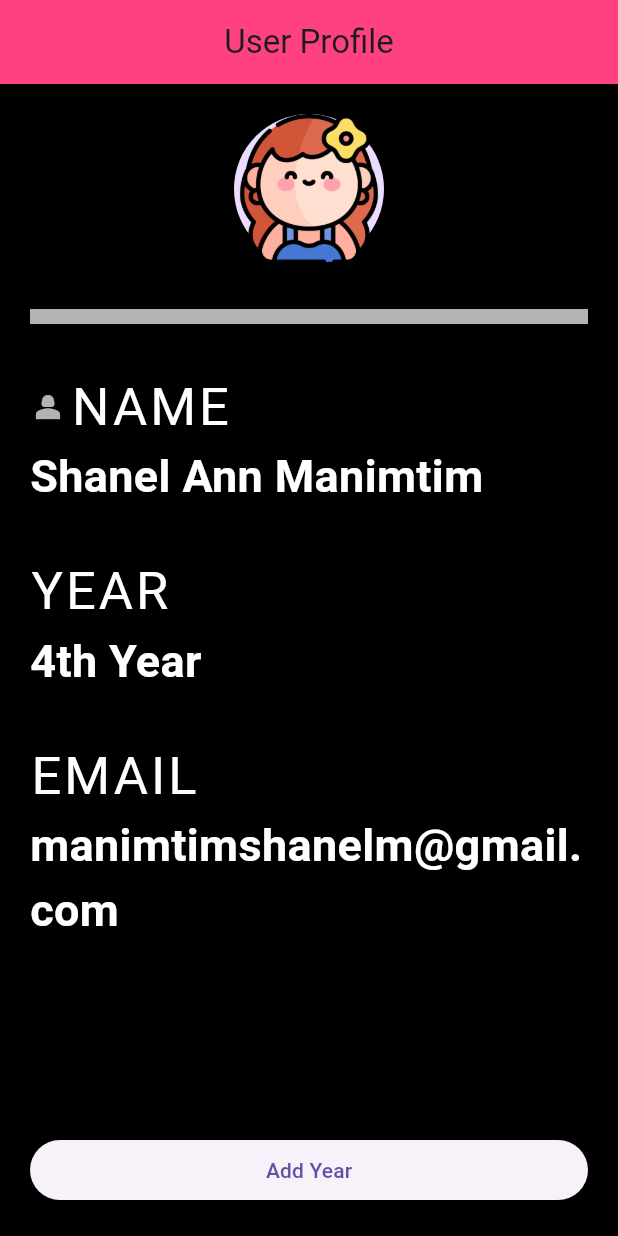
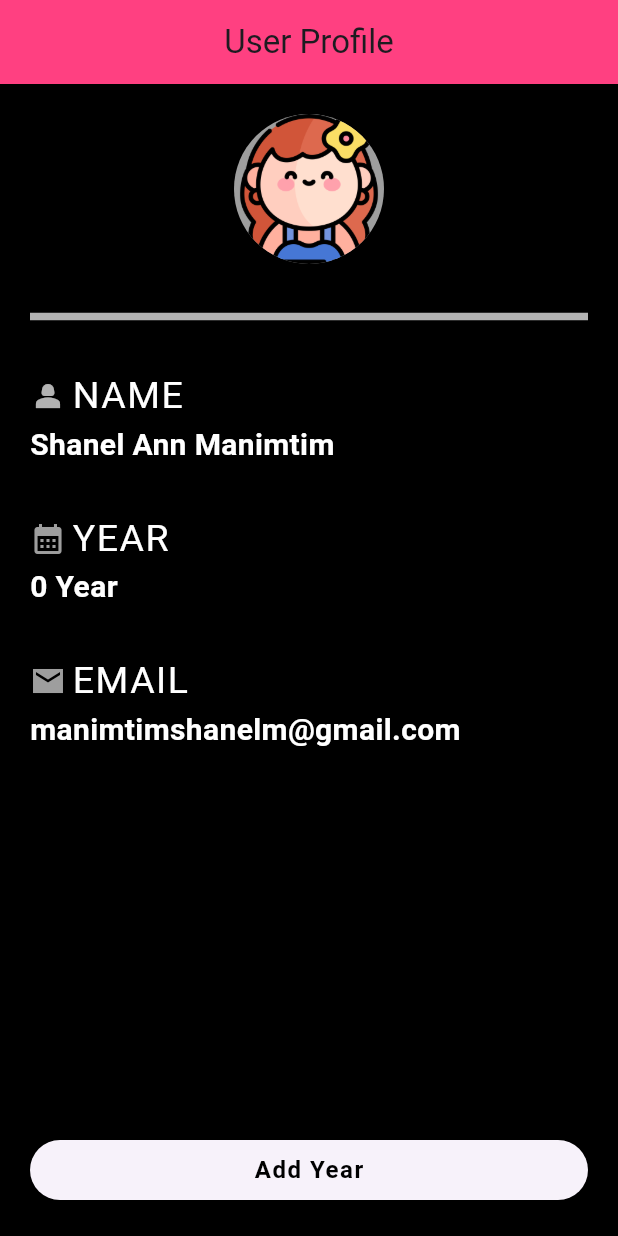
Before and after one commit to shanelmanimtim/Appchara, a Flutter app: the screen it shows after launch, on a phone screen of 412 x 824 dp. Run offline on Flutter 3.47's test engine with Material 3 defaults, Android fonts, the phone set to English and light mode, and no system bars.

Commit message:
Add Year

```diff
--- a/lib/Home.dart
+++ b/lib/Home.dart
@@ -1,7 +1,14 @@
 import 'package:flutter/material.dart';
 
-class Home extends StatelessWidget {
+class Home extends StatefulWidget {
   const Home({super.key});
+
+  @override
+  State<Home> createState() => _HomeState();
+}
+
+class _HomeState extends State<Home> {
+  int year = 0;
 
   @override
   Widget build(BuildContext context) {
@@ -22,14 +29,15 @@ class Home extends StatelessWidget {
               children: <Widget>[
                 Center(
                   child: CircleAvatar(
-                    child: Image.asset('assets/cancan.png'),
+                    backgroundImage: AssetImage('assets/cancan.png'),
+                    backgroundColor: Colors.grey,
                     radius: 50.0,
                   ),
                 ),
                 Divider(
                   height: 70.0,
                   color: Colors.white70,
-                  thickness: 10.0,
+                  thickness: 5.0,
                 ),
                 Row(
                   children: [
@@ -37,13 +45,13 @@ class Home extends StatelessWidget {
                       Icons.person_2,
                       color: Colors.white70,
                     ),
-                    SizedBox(width: 3.0,),
+                    SizedBox(width: 4.0,),
                     Text(
                       'NAME',
                       style: TextStyle(
-                        fontSize: 35.0,
+                        fontSize: 25.0,
                         color: Colors.white,
-                        letterSpacing: 2.0,
+                        letterSpacing: 1.0,
                       ),
                     ),
                   ],
@@ -53,41 +61,59 @@ class Home extends StatelessWidget {
                   style: TextStyle(
                       fontWeight: FontWeight.bold,
                       color: Colors.white,
-                      fontSize: 30.0
+                      fontSize: 20.0
                   ),
                 ),
                 SizedBox(height: 30.0,),
+                Row(
+                  children: [
+                    Icon(
+                      Icons.calendar_month_sharp,
+                      color: Colors.grey,
+                    ),
+                    SizedBox(width: 4.0,),
                     Text(
                       'YEAR',
                       style: TextStyle(
-                    fontSize: 35.0,
+                        fontSize: 25.0,
                         color: Colors.white,
-                    letterSpacing: 2.0,
+                        letterSpacing: 1.0,
                       ),
                     ),
+                  ],
+                ),
                 Text(
-                  '4th Year',
+                  '$year Year',
                   style: TextStyle(
                     fontWeight: FontWeight.bold,
                     color: Colors.white,
-                    fontSize: 30.0,
+                    fontSize: 20.0,
                   ),
                 ),
                 SizedBox(height: 30.0,),
+                Row(
+                  children: [
+                    Icon(
+                      Icons.email_sharp,
+                      color: Colors.grey,
+                    ),
+                    SizedBox(width: 4.0,),
                     Text(
                       'EMAIL',
                       style: TextStyle(
-                    fontSize: 35.0,
+                        fontSize: 25.0,
                         color: Colors.white,
-                    letterSpacing: 2.0,
+                        letterSpacing: 1.0,
                       ),
+                    ),
+                  ],
                 ),
                 Text(
                   'manimtimshanelm@gmail.com',
                   style: TextStyle(
                     fontWeight: FontWeight.bold,
                     color: Colors.white,
-                    fontSize: 30.0,
+                    fontSize: 20.0,
                   ),
                 ),
               ],
@@ -96,8 +122,20 @@ class Home extends StatelessWidget {
               crossAxisAlignment: CrossAxisAlignment.stretch,
               children: [
                 ElevatedButton(
-                    onPressed: (){},
-                    child: Text('Add Year'),
+                    onPressed: (){
+                      setState(() {
+                        year += 1;
+                      });
+                    },
+                    child: Text(
+                        'Add Year',
+                      style: TextStyle(
+                        color: Colors.black,
+                        fontSize: 16.0,
+                        letterSpacing: 1.0,
+                        fontWeight: FontWeight.bold
+                      ),
+                    ),
                 ),
               ],
             ),
```
Lines whose indentation alone changed are shown as unchanged.
